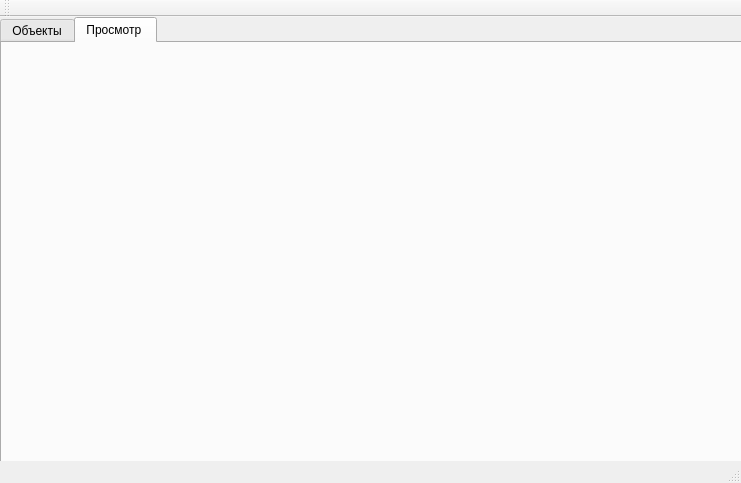
First picture: the form in imapgui.ui, repository vohulg/newimapgui, before the edit.
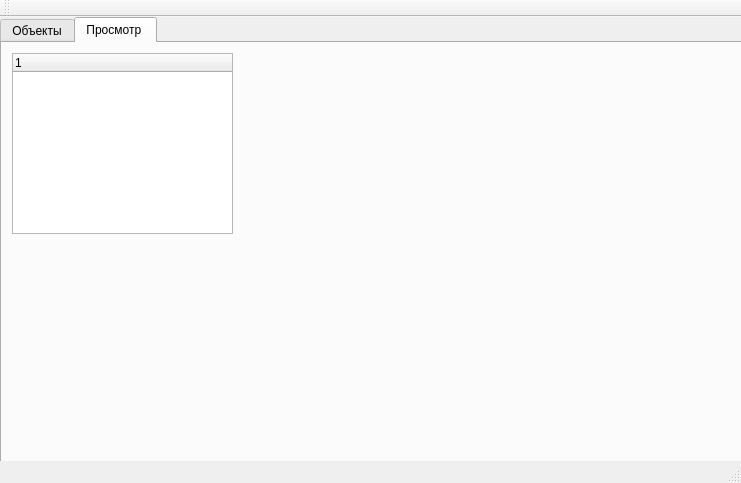
Second picture: the form after the edit. The open tabs and pages were chosen to show the change.

Commit message: 8 june home

What changed in the file:
```diff
--- a/imapgui.ui
+++ b/imapgui.ui
@@ -84,6 +84,24 @@
      <attribute name="title">
       <string>Просмотр </string>
      </attribute>
+     <widget class="QTreeWidget" name="treeWidgetFolders">
+      <property name="geometry">
+       <rect>
+        <x>10</x>
+        <y>10</y>
+        <width>221</width>
+        <height>181</height>
+       </rect>
+      </property>
+      <property name="columnCount">
+       <number>1</number>
+      </property>
+      <column>
+       <property name="text">
+        <string notr="true">1</string>
+       </property>
+      </column>
+     </widget>
     </widget>
    </widget>
   </widget>
```
Left out of the diff: 4 changed lines with no effect on the pictures. The commit also changes 2 other files.
